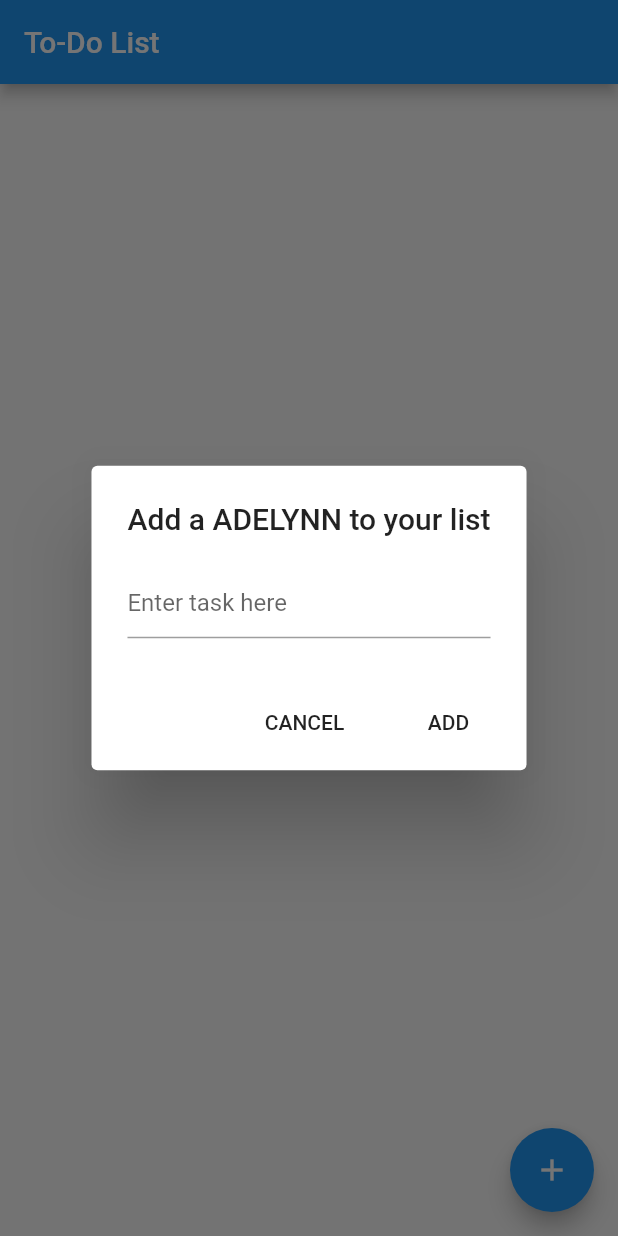
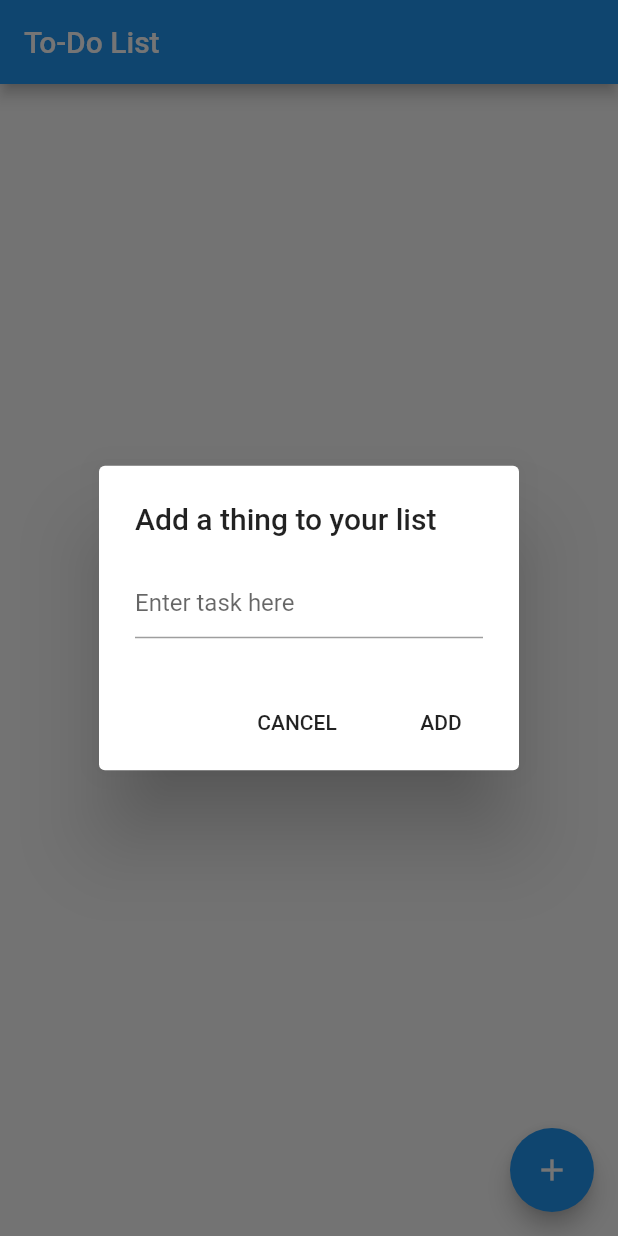
Before and after one commit to danbruder/lite_list, a Flutter app: the screen it shows after launch, after a tap on the "add" icon, on a phone screen of 412 x 824 dp. Run offline on Flutter 3.47's test engine with Material 2 defaults, Android fonts, the phone set to English and light mode, and no system bars.

Commit message:
it is a list

```diff
--- a/lib/main.dart
+++ b/lib/main.dart
@@ -77,7 +77,7 @@ class _TodoListState extends State<TodoList> {
         context: context,
         builder: (BuildContext context) {
           return AlertDialog(
-            title: const Text('Add a ADELYNN to your list'),
+            title: const Text('Add a thing to your list'),
             content: TextField(
               controller: _textFieldController,
               decoration: const InputDecoration(hintText: 'Enter task here'),
```
